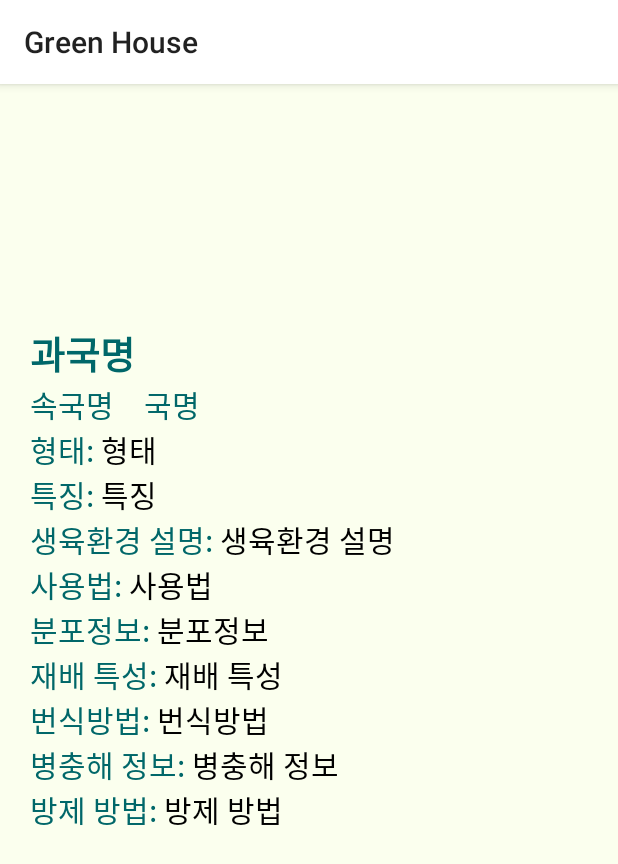
After one commit to mj12130/Android_GreenHouse, an Android app: the PlantInfoActivity screen opened directly, with no data from a screen before it, on a phone screen of 412 x 824 dp. The commit adds this screen. Shown: the top 864 px of the screen. Run offline under Robolectric (Android 15) with nearby library versions, the phone set to English and light mode, and no system bars; network calls fail; pictures from the network do not load; 1 statement that could not run was skipped.

Commit message:
[FEAT] 식물도감 상세 정보 구현

```diff
--- a/app/src/main/AndroidManifest.xml
+++ b/app/src/main/AndroidManifest.xml
@@ -20,6 +20,9 @@
         android:usesCleartextTraffic="true"
         tools:targetApi="31">
         <activity
+            android:name=".PlantInfoActivity"
+            android:exported="false" />
+        <activity
             android:name=".SettingActivity"
             android:exported="false" />
         <activity
--- a/app/src/main/java/com/example/greenhouse/PlantSearchFragment.kt
+++ b/app/src/main/java/com/example/greenhouse/PlantSearchFragment.kt
@@ -83,7 +83,7 @@ class PlantSearchFragment : Fragment() {
                         Log.d("mobileApp", "${response.body()}")
 
                         // recyclerView에 보여주기: adapter 연결 / layoutManager 설정
-                        binding.xmlRecyclerView.adapter = XmlAdapter(response.body()!!.body!!.items!!.item) //전달받는 mutableList의 타입 넘겨줘야 함.
+                        binding.xmlRecyclerView.adapter = XmlAdapter(requireContext(), response.body()!!.body!!.items!!.item) //전달받는 mutableList의 타입 넘겨줘야 함.
                         binding.xmlRecyclerView.layoutManager = LinearLayoutManager(activity)
                     }
                 }
--- a/app/src/main/java/com/example/greenhouse/XmlResponse.kt
+++ b/app/src/main/java/com/example/greenhouse/XmlResponse.kt
@@ -32,6 +32,10 @@ data class myXmlItem(
     val plantGnrlNm:String?,
     @PropertyElement
     val imgUrl:String?,
+    @PropertyElement
+    val plantPilbkNo:Int?,
+    @PropertyElement
+    val detailYn:String?
 ) {
-    constructor() : this(null, null, null, null)
+    constructor() : this(null, null, null, null, null, null)
 }
--- /dev/null
+++ b/app/src/main/res/layout/activity_plant_info.xml
@@ -0,0 +1,222 @@
+<?xml version="1.0" encoding="utf-8"?>
+<ScrollView
+    xmlns:android="http://schemas.android.com/apk/res/android"
+    xmlns:app="http://schemas.android.com/apk/res-auto"
+    xmlns:tools="http://schemas.android.com/tools"
+    android:layout_width="match_parent"
+    android:layout_height="match_parent"
+    android:id="@+id/plantinfoRoot"
+    tools:context=".PlantInfoActivity"
+    android:background="@color/background">
+    <LinearLayout
+        android:layout_width="match_parent"
+        android:layout_height="match_parent"
+        android:orientation="vertical">
+        <ImageView
+            android:id="@+id/imgUrl"
+            android:layout_width="240dp"
+            android:layout_height="120dp"
+            android:layout_marginTop="10dp"
+            android:layout_marginBottom="10dp"
+            android:scaleType="fitXY"
+            android:layout_gravity="center"/>
+        <LinearLayout
+            android:layout_width="wrap_content"
+            android:layout_height="wrap_content"
+            android:padding="20dp"
+            android:orientation="vertical">
+            <TextView
+                android:layout_width="wrap_content"
+                android:layout_height="wrap_content"
+                android:text="과국명"
+                android:id="@+id/familyKorNm"
+                android:textStyle="bold"
+                android:textSize="25dp"
+                android:textColor="@color/darkgreen" />
+            <LinearLayout
+                android:layout_width="wrap_content"
+                android:layout_height="wrap_content"
+                android:orientation="horizontal">
+                <TextView
+                    android:layout_width="wrap_content"
+                    android:layout_height="wrap_content"
+                    android:text="속국명"
+                    android:id="@+id/genusKorNm"
+                    android:textSize="20dp"
+                    android:textColor="@color/darkgreen"
+                    android:layout_marginRight="20dp"/>
+                <TextView
+                    android:layout_width="wrap_content"
+                    android:layout_height="wrap_content"
+                    android:text="국명"
+                    android:id="@+id/plantGnrlNm"
+                    android:textSize="20dp"
+                    android:textColor="@color/darkgreen" />
+            </LinearLayout>
+
+            <LinearLayout
+                android:layout_width="wrap_content"
+                android:layout_height="wrap_content"
+                android:orientation="horizontal">
+                <TextView
+                    android:layout_width="wrap_content"
+                    android:layout_height="wrap_content"
+                    android:text="형태: "
+                    android:textSize="20dp"
+                    android:textColor="@color/darkgreen"/>
+                <TextView
+                    android:layout_width="wrap_content"
+                    android:layout_height="wrap_content"
+                    android:text="형태"
+                    android:id="@+id/shpe"
+                    android:textSize="20dp" />
+            </LinearLayout>
+
+            <LinearLayout
+                android:layout_width="wrap_content"
+                android:layout_height="wrap_content"
+                android:orientation="horizontal">
+                <TextView
+                    android:layout_width="wrap_content"
+                    android:layout_height="wrap_content"
+                    android:text="특징: "
+                    android:textSize="20dp"
+                    android:textColor="@color/darkgreen"/>
+                <TextView
+                    android:layout_width="wrap_content"
+                    android:layout_height="wrap_content"
+                    android:text="특징"
+                    android:id="@+id/spft"
+                    android:textSize="20dp" />
+            </LinearLayout>
+
+            <LinearLayout
+                android:layout_width="wrap_content"
+                android:layout_height="wrap_content"
+                android:orientation="horizontal">
+                <TextView
+                    android:layout_width="wrap_content"
+                    android:layout_height="wrap_content"
+                    android:text="생육환경 설명: "
+                    android:textSize="20dp"
+                    android:textColor="@color/darkgreen"/>
+                <TextView
+                    android:layout_width="wrap_content"
+                    android:layout_height="wrap_content"
+                    android:text="생육환경 설명"
+                    android:id="@+id/grwEvrntDesc"
+                    android:textSize="20dp" />
+            </LinearLayout>
+
+            <LinearLayout
+                android:layout_width="wrap_content"
+                android:layout_height="wrap_content"
+                android:orientation="horizontal">
+                <TextView
+                    android:layout_width="wrap_content"
+                    android:layout_height="wrap_content"
+                    android:text="사용법: "
+                    android:textSize="20dp"
+                    android:textColor="@color/darkgreen"/>
+                <TextView
+                    android:layout_width="wrap_content"
+                    android:layout_height="wrap_content"
+                    android:text="사용법"
+                    android:id="@+id/useMthdDesc"
+                    android:textSize="20dp" />
+            </LinearLayout>
+
+            <LinearLayout
+                android:layout_width="wrap_content"
+                android:layout_height="wrap_content"
+                android:orientation="horizontal">
+                <TextView
+                    android:layout_width="wrap_content"
+                    android:layout_height="wrap_content"
+                    android:text="분포정보: "
+                    android:textSize="20dp"
+                    android:textColor="@color/darkgreen"/>
+                <TextView
+                    android:layout_width="wrap_content"
+                    android:layout_height="wrap_content"
+                    android:text="분포정보"
+                    android:id="@+id/dstrb"
+                    android:textSize="20dp" />
+            </LinearLayout>
+
+            <LinearLayout
+                android:layout_width="wrap_content"
+                android:layout_height="wrap_content"
+                android:orientation="horizontal">
+                <TextView
+                    android:layout_width="wrap_content"
+                    android:layout_height="wrap_content"
+                    android:text="재배 특성: "
+                    android:textSize="20dp"
+                    android:textColor="@color/darkgreen"/>
+                <TextView
+                    android:layout_width="wrap_content"
+                    android:layout_height="wrap_content"
+                    android:text="재배 특성"
+                    android:id="@+id/farmSpftDesc"
+                    android:textSize="20dp" />
+            </LinearLayout>
+
+            <LinearLayout
+                android:layout_width="wrap_content"
+                android:layout_height="wrap_content"
+                android:orientation="horizontal">
+                <TextView
+                    android:layout_width="wrap_content"
+                    android:layout_height="wrap_content"
+                    android:text="번식방법: "
+                    android:textSize="20dp"
+                    android:textColor="@color/darkgreen"/>
+                <TextView
+                    android:layout_width="wrap_content"
+                    android:layout_height="wrap_content"
+                    android:text="번식방법"
+                    android:id="@+id/brdMthdDesc"
+                    android:textSize="20dp" />
+            </LinearLayout>
+
+            <LinearLayout
+                android:layout_width="wrap_content"
+                android:layout_height="wrap_content"
+                android:orientation="horizontal">
+                <TextView
+                    android:layout_width="wrap_content"
+                    android:layout_height="wrap_content"
+                    android:text="병충해 정보: "
+                    android:textSize="20dp"
+                    android:textColor="@color/darkgreen"/>
+                <TextView
+                    android:layout_width="wrap_content"
+                    android:layout_height="wrap_content"
+                    android:text="병충해 정보"
+                    android:id="@+id/bugInfo"
+                    android:textSize="20dp" />
+            </LinearLayout>
+
+            <LinearLayout
+                android:layout_width="wrap_content"
+                android:layout_height="wrap_content"
+                android:orientation="horizontal">
+                <TextView
+                    android:layout_width="wrap_content"
+                    android:layout_height="wrap_content"
+                    android:text="방제 방법: "
+                    android:textSize="20dp"
+                    android:textColor="@color/darkgreen"/>
+                <TextView
+                    android:layout_width="wrap_content"
+                    android:layout_height="wrap_content"
+                    android:text="방제 방법"
+                    android:id="@+id/bfofMthod"
+                    android:textSize="20dp" />
+            </LinearLayout>
+
+        </LinearLayout>
+    </LinearLayout>
+
+</ScrollView>
--- a/app/src/main/res/values/strings.xml
+++ b/app/src/main/res/values/strings.xml
@@ -29,7 +29,4 @@
     <!-- naver 로그인 -->
     <string name="naver_client_id">lQtLEKIoSNLJmeByyw2Z</string>
     <string name="naver_client_secret">0OItoCHwaL</string>
-
-    <!-- 홈화면 달성도 -->
-    <string name="home_sprout">&#160;&#160;&#160;&#160;&#160;&#160;&#160;&#160;&#160;&#160;&#160;&#160;&#160;이미 싹은 틔워져 있으니 루틴 \n 하나만 달성해도 <b>멋진 식물</b>로 자라날 거에요!</string>
 </resources>
```
Also changed, not shown: app/src/main/java/com/example/greenhouse/NetworkService.kt (+11 -0 lines), app/src/main/java/com/example/greenhouse/PlantInfoActivity.kt (added, +69 -0 lines), app/src/main/java/com/example/greenhouse/XmlAdapter.kt (+34 -10 lines), app/src/main/java/com/example/greenhouse/XmlResponse2.kt (added, +49 -0 lines), app/src/main/res/layout/item_main.xml (+22 -3 lines).
